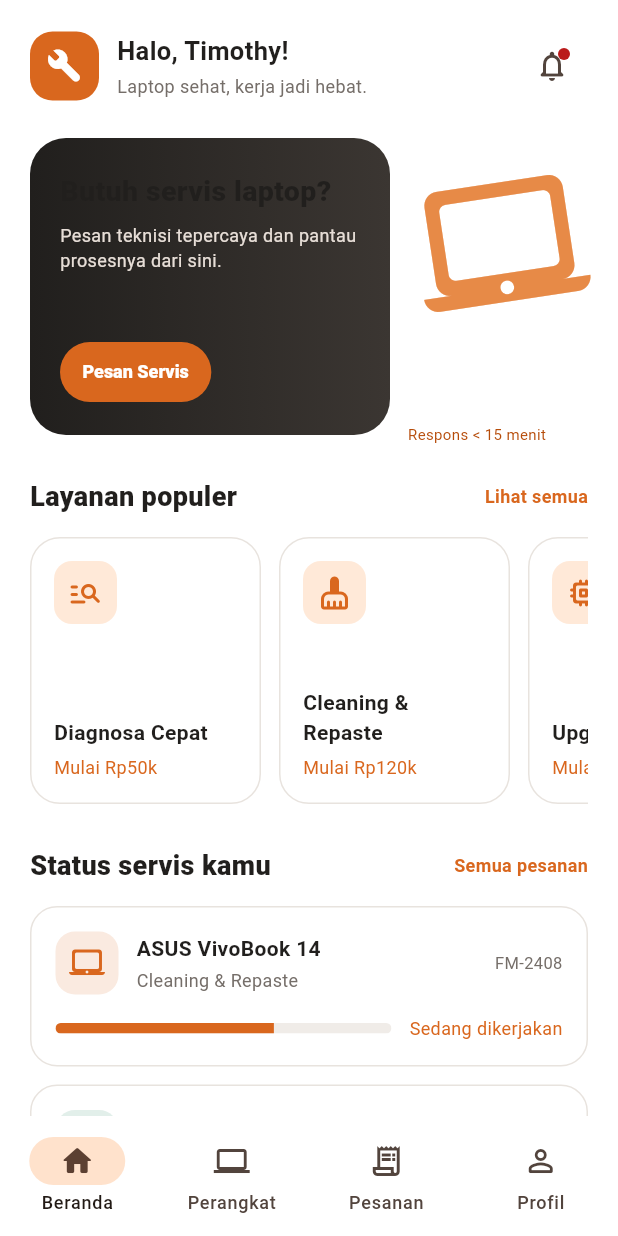
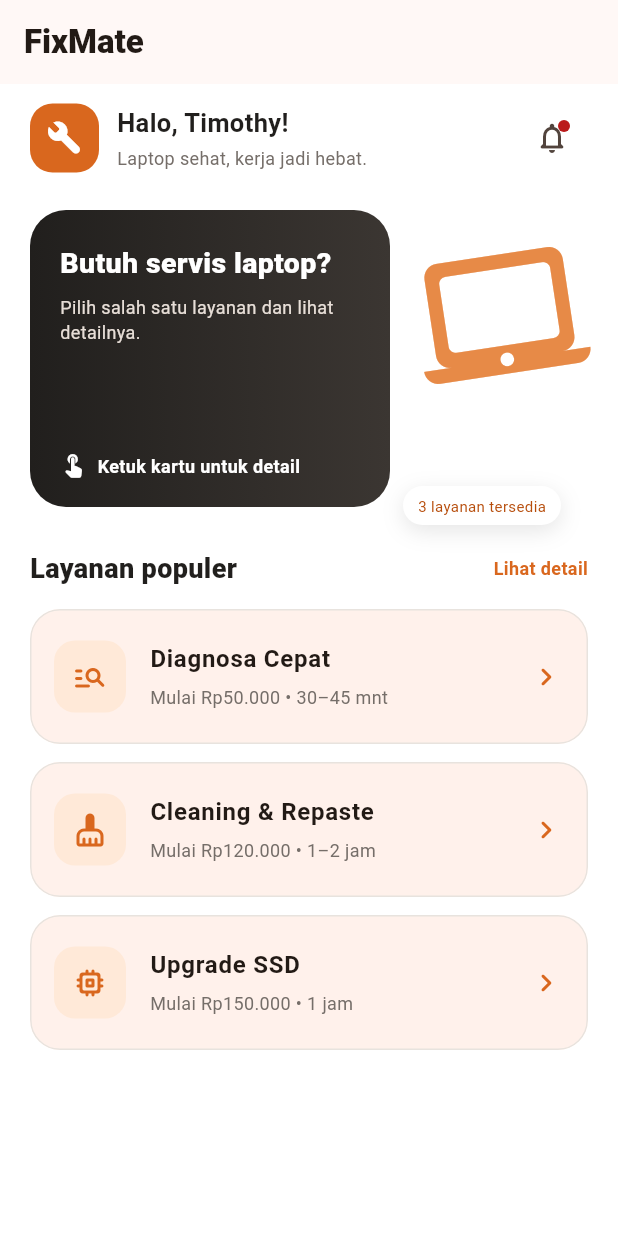
Before and after one commit to athlonxe/mobile, a Flutter app: the screen it shows after launch, on a phone screen of 412 x 824 dp. Run offline on Flutter 3.47's test engine with Material 3 defaults, Android fonts, the light colour scheme and no system bars.

Commit message:
implement tugas 5

```diff
--- a/lib/screens/fixmate_home_screen.dart
+++ b/lib/screens/fixmate_home_screen.dart
@@ -1,83 +1,49 @@
 import 'package:api_tester/data/fixmate_dummy_data.dart';
+import 'package:api_tester/screens/service_detail_screen.dart';
 import 'package:api_tester/widgets/fixmate_header.dart';
-import 'package:api_tester/widgets/order_status_card.dart';
 import 'package:api_tester/widgets/service_card.dart';
 import 'package:flutter/material.dart';
 
-class FixMateHomeScreen extends StatefulWidget {
+class FixMateHomeScreen extends StatelessWidget {
   const FixMateHomeScreen({super.key});
-
-  @override
-  State<FixMateHomeScreen> createState() => _FixMateHomeScreenState();
-}
-
-class _FixMateHomeScreenState extends State<FixMateHomeScreen> {
-  int _selectedNav = 0;
 
   @override
   Widget build(BuildContext context) {
     return Scaffold(
-      bottomNavigationBar: NavigationBar(
-        backgroundColor: Colors.white,
-        indicatorColor: const Color(0xFFFFE2CC),
-        selectedIndex: _selectedNav,
-        onDestinationSelected: (index) => setState(() => _selectedNav = index),
-        destinations: const [
-          NavigationDestination(
-            icon: Icon(Icons.home_outlined),
-            selectedIcon: Icon(Icons.home_rounded),
-            label: 'Beranda',
-          ),
-          NavigationDestination(
-            icon: Icon(Icons.laptop_outlined),
-            selectedIcon: Icon(Icons.laptop_rounded),
-            label: 'Perangkat',
-          ),
-          NavigationDestination(
-            icon: Icon(Icons.receipt_long_outlined),
-            selectedIcon: Icon(Icons.receipt_long_rounded),
-            label: 'Pesanan',
-          ),
-          NavigationDestination(
-            icon: Icon(Icons.person_outline_rounded),
-            selectedIcon: Icon(Icons.person_rounded),
-            label: 'Profil',
-          ),
-        ],
+      appBar: AppBar(
+        title: const Text(
+          'FixMate',
+          style: TextStyle(fontWeight: FontWeight.w800),
+        ),
+        centerTitle: false,
       ),
       body: SafeArea(
         child: ListView(
-          padding: const EdgeInsets.fromLTRB(20, 20, 20, 26),
+          padding: const EdgeInsets.fromLTRB(20, 12, 20, 26),
           children: [
             const FixMateHeader(),
             const SizedBox(height: 24),
             _buildHeroCard(),
             const SizedBox(height: 28),
-            _sectionTitle('Layanan populer', 'Lihat semua'),
+            _sectionTitle('Layanan populer', 'Lihat detail'),
             const SizedBox(height: 14),
-            SizedBox(
-              height: 178,
-              child: ListView.builder(
-                scrollDirection: Axis.horizontal,
-                itemCount: services.length,
-                itemBuilder: (context, index) => Padding(
-                  padding: EdgeInsets.only(
-                    right: index == services.length - 1 ? 0 : 12,
+            ...services
+                .take(3)
+                .map(
+                  (service) => Padding(
+                    padding: const EdgeInsets.only(bottom: 12),
+                    child: ServiceCard(
+                      service: service,
+                      onTap: () => Navigator.push(
+                        context,
+                        MaterialPageRoute<void>(
+                          builder: (context) =>
+                              ServiceDetailScreen(service: service),
+                        ),
+                      ),
+                    ),
                   ),
-                  child: ServiceCard(service: services[index]),
                 ),
-              ),
-            ),
-            const SizedBox(height: 28),
-            _sectionTitle('Status servis kamu', 'Semua pesanan'),
-            const SizedBox(height: 14),
-            ListView.builder(
-              itemCount: orders.length,
-              shrinkWrap: true,
-              physics: const NeverScrollableScrollPhysics(),
-              itemBuilder: (context, index) =>
-                  OrderStatusCard(order: orders[index]),
-            ),
           ],
         ),
       ),
@@ -123,13 +89,17 @@ class _FixMateHomeScreenState extends State<FixMateHomeScreen> {
             children: [
               Text(
                 'Butuh servis laptop?',
-                style: TextStyle(fontSize: 19, fontWeight: FontWeight.w800),
+                style: TextStyle(
+                  color: Colors.white,
+                  fontSize: 19,
+                  fontWeight: FontWeight.w800,
+                ),
               ),
               SizedBox(height: 7),
               SizedBox(
                 width: 200,
                 child: Text(
-                  'Pesan teknisi tepercaya dan pantau prosesnya dari sini.',
+                  'Pilih salah satu layanan dan lihat detailnya.',
                   style: TextStyle(
                     color: Color(0xFFE7DED7),
                     fontSize: 12,
@@ -138,7 +108,7 @@ class _FixMateHomeScreenState extends State<FixMateHomeScreen> {
                 ),
               ),
               Spacer(),
-              _BookServiceButton(),
+              _CatalogHint(),
             ],
           ),
         ),
@@ -162,9 +132,16 @@ class _FixMateHomeScreenState extends State<FixMateHomeScreen> {
             decoration: BoxDecoration(
               color: Colors.white,
               borderRadius: BorderRadius.circular(18),
+              boxShadow: const [
+                BoxShadow(
+                  color: Color(0x1A000000),
+                  blurRadius: 12,
+                  offset: Offset(0, 4),
+                ),
+              ],
             ),
             child: const Text(
-              'Respons < 15 menit',
+              '3 layanan tersedia',
               style: TextStyle(fontSize: 10, color: Color(0xFFB64C0A)),
             ),
           ),
@@ -174,20 +151,25 @@ class _FixMateHomeScreenState extends State<FixMateHomeScreen> {
   }
 }
 
-class _BookServiceButton extends StatelessWidget {
-  const _BookServiceButton();
+class _CatalogHint extends StatelessWidget {
+  const _CatalogHint();
 
   @override
   Widget build(BuildContext context) {
-    return FilledButton(
-      onPressed: () {},
-      style: FilledButton.styleFrom(
-        backgroundColor: const Color(0xFFD9671E),
-        foregroundColor: Colors.white,
-        padding: const EdgeInsets.symmetric(horizontal: 15, vertical: 9),
-        textStyle: const TextStyle(fontSize: 12, fontWeight: FontWeight.w800),
-      ),
-      child: const Text('Pesan Servis'),
+    return const Row(
+      mainAxisSize: MainAxisSize.min,
+      children: [
+        Icon(Icons.touch_app_rounded, size: 18, color: Colors.white),
+        SizedBox(width: 7),
+        Text(
+          'Ketuk kartu untuk detail',
+          style: TextStyle(
+            color: Colors.white,
+            fontSize: 12,
+            fontWeight: FontWeight.w700,
+          ),
+        ),
+      ],
     );
   }
 }
--- a/lib/widgets/service_card.dart
+++ b/lib/widgets/service_card.dart
@@ -2,9 +2,10 @@ import 'package:api_tester/models/service_model.dart';
 import 'package:flutter/material.dart';
 
 class ServiceCard extends StatelessWidget {
-  const ServiceCard({super.key, required this.service});
+  const ServiceCard({super.key, required this.service, required this.onTap});
 
   final ServiceModel service;
+  final VoidCallback onTap;
 
   IconData get _icon {
     switch (service.iconName) {
@@ -21,39 +22,54 @@ class ServiceCard extends StatelessWidget {
 
   @override
   Widget build(BuildContext context) {
-    return Container(
-      width: 154,
-      padding: const EdgeInsets.all(15),
-      decoration: BoxDecoration(
-        color: Colors.white,
+    return Card(
+      margin: EdgeInsets.zero,
+      elevation: 0,
+      shape: RoundedRectangleBorder(
         borderRadius: BorderRadius.circular(20),
-        border: Border.all(color: const Color(0xFFE8E3DE)),
+        side: const BorderSide(color: Color(0xFFE8E3DE)),
       ),
-      child: Column(
-        crossAxisAlignment: CrossAxisAlignment.start,
-        children: [
-          Container(
-            padding: const EdgeInsets.all(9),
+      clipBehavior: Clip.antiAlias,
+      child: ListTile(
+        onTap: onTap,
+        contentPadding: const EdgeInsets.symmetric(horizontal: 16, vertical: 9),
+        leading: Container(
+          width: 48,
+          height: 48,
           decoration: BoxDecoration(
             color: const Color(0xFFFFE9D8),
-              borderRadius: BorderRadius.circular(12),
+            borderRadius: BorderRadius.circular(14),
           ),
           child: Icon(_icon, color: const Color(0xFFD9671E)),
         ),
-          const Spacer(),
-          Text(
+        title: Text(
           service.name,
-            maxLines: 2,
-            overflow: TextOverflow.ellipsis,
           style: const TextStyle(fontWeight: FontWeight.w700),
         ),
-          const SizedBox(height: 5),
-          Text(
-            'Mulai Rp${service.price ~/ 1000}k',
-            style: const TextStyle(color: Color(0xFFD9671E), fontSize: 12),
+        subtitle: Padding(
+          padding: const EdgeInsets.only(top: 5),
+          child: Text(
+            'Mulai ${formatRupiah(service.price)} • ${service.duration}',
+            style: const TextStyle(color: Color(0xFF756E69), fontSize: 12),
           ),
-        ],
+        ),
+        trailing: const Icon(
+          Icons.chevron_right_rounded,
+          color: Color(0xFFD9671E),
+        ),
       ),
     );
   }
 }
+
+String formatRupiah(int value) {
+  final digits = value.toString();
+  final buffer = StringBuffer();
+  for (var index = 0; index < digits.length; index++) {
+    if (index > 0 && (digits.length - index) % 3 == 0) {
+      buffer.write('.');
+    }
+    buffer.write(digits[index]);
+  }
+  return 'Rp$buffer';
+}
```
Also changed, not shown: lib/screens/service_detail_screen.dart (added, +141 -0 lines), 2 other files. Lines whose indentation alone changed are shown as unchanged.
